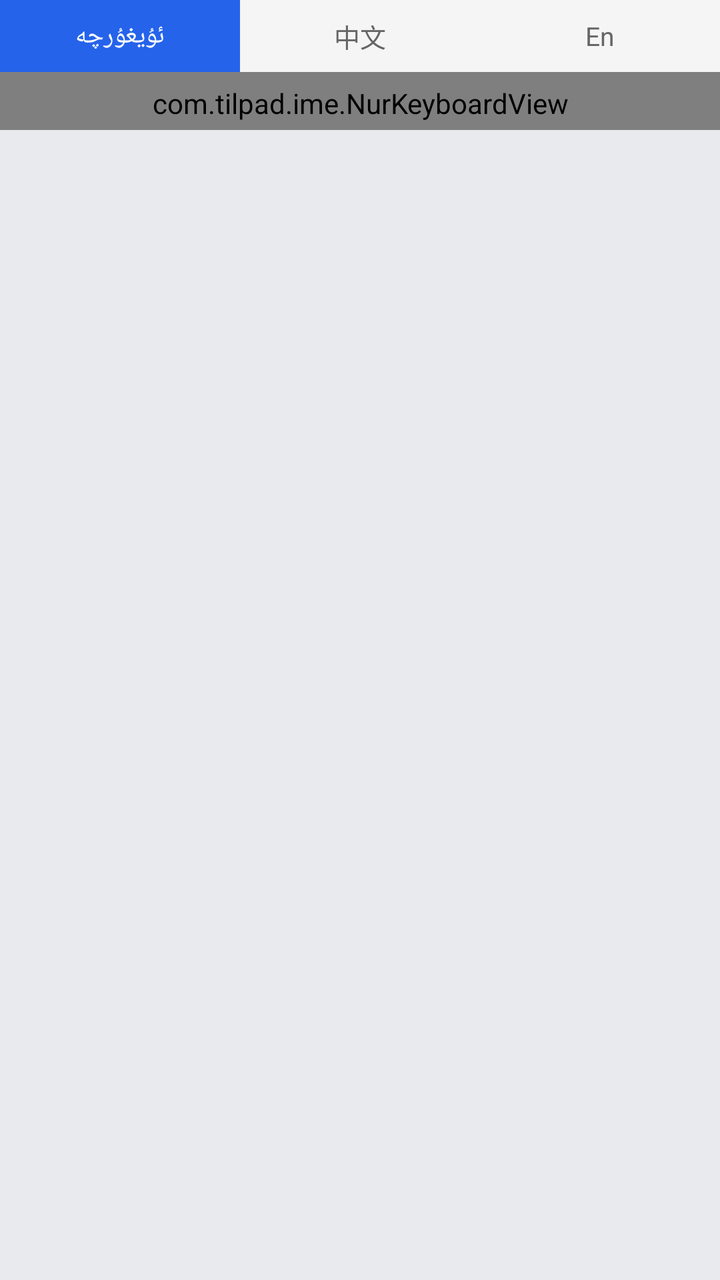
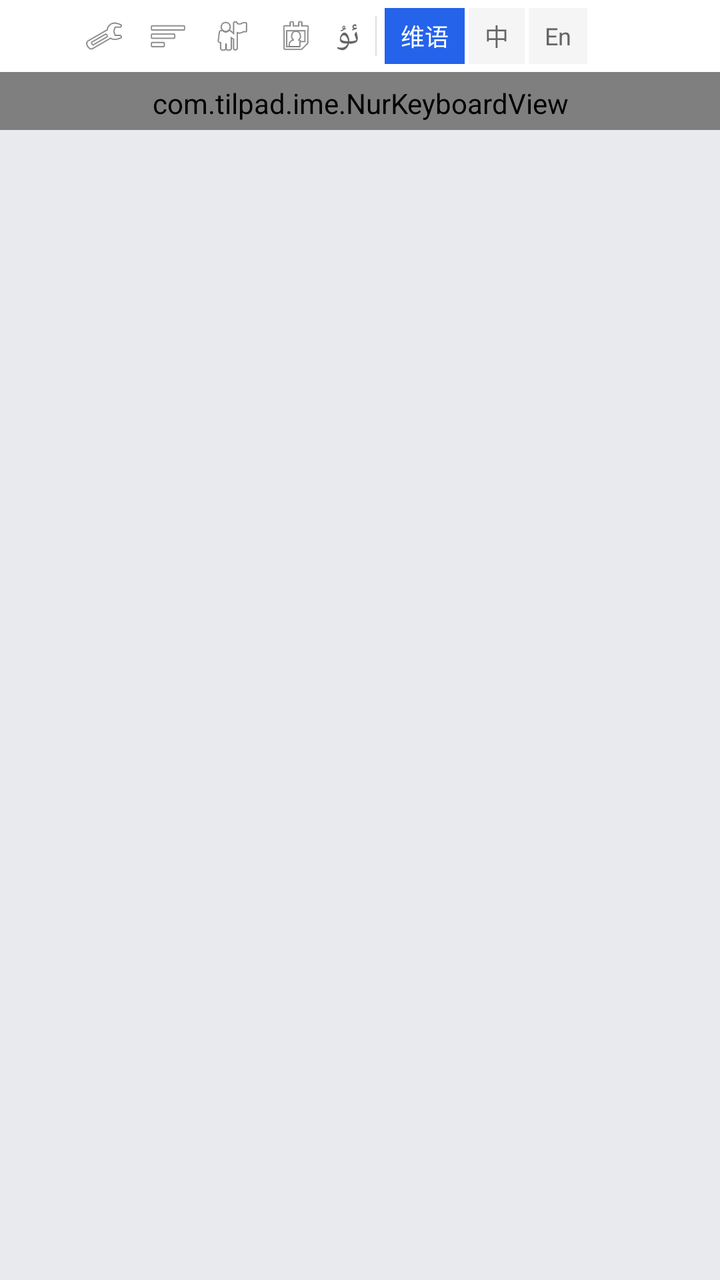

An Android layout rendered at two revisions. The XML below is the earlier revision; the diff shows what the commit changed to produce the second picture.
<!-- AndroidManifest.xml: application theme TilPadTheme -->
<!-- res/layout/input_view_container.xml -->
<?xml version="1.0" encoding="utf-8"?>
<LinearLayout xmlns:android="http://schemas.android.com/apk/res/android"
    android:layout_width="match_parent"
    android:layout_height="wrap_content"
    android:orientation="vertical"
    android:background="#E8EAED"
    android:layout_alignParentBottom="true">

    
    <LinearLayout
        android:id="@+id/language_bar"
        android:layout_width="match_parent"
        android:layout_height="36dp"
        android:orientation="horizontal"
        android:background="#FFFFFF"
        android:weightSum="3"
        android:padding="0dp">

        <TextView
            android:id="@+id/btn_lang_uyghur"
            android:layout_width="0dp"
            android:layout_height="match_parent"
            android:layout_weight="1"
            android:gravity="center"
            android:text="ئۇيغۇرچە"
            android:textColor="#FFFFFF"
            android:textSize="13sp"
            android:background="#2563EB"
            android:padding="2dp" />

        <TextView
            android:id="@+id/btn_lang_chinese"
            android:layout_width="0dp"
            android:layout_height="match_parent"
            android:layout_weight="1"
            android:gravity="center"
            android:text="中文"
            android:textColor="#666666"
            android:textSize="13sp"
            android:background="#F5F5F5"
            android:padding="2dp" />

        <TextView
            android:id="@+id/btn_lang_english"
            android:layout_width="0dp"
            android:layout_height="match_parent"
            android:layout_weight="1"
            android:gravity="center"
            android:text="En"
            android:textColor="#666666"
            android:textSize="13sp"
            android:background="#F5F5F5"
            android:padding="2dp" />

    </LinearLayout>

    
    <HorizontalScrollView
        android:id="@+id/candidate_scroll"
        android:layout_width="match_parent"
        android:layout_height="36dp"
        android:background="#FFFFFF"
        android:visibility="gone"
        android:fillViewport="true">

        <LinearLayout
            android:id="@+id/candidate_container"
            android:layout_width="wrap_content"
            android:layout_height="match_parent"
            android:orientation="horizontal"
            android:paddingStart="8dp"
            android:paddingEnd="8dp" />

    </HorizontalScrollView>

    
    <com.tilpad.ime.NurKeyboardView
        android:id="@+id/keyboard"
        android:layout_width="match_parent"
        android:layout_height="wrap_content"
        android:layout_alignParentBottom="true"
        android:background="#E8EAED"
        android:keyBackground="@drawable/key_background"
        android:keyTextColor="#FFFFFF"
        android:keyTextSize="22sp"
        android:labelTextSize="14sp"
        android:keyPreviewLayout="@layout/key_preview"
        android:keyPreviewOffset="2dp"
        android:verticalGap="5dp"
        android:horizontalGap="2dp"
        android:paddingTop="6dp"
        android:paddingBottom="4dp"
        android:paddingStart="3dp"
        android:paddingEnd="3dp"
        android:shadowRadius="0.0" />

</LinearLayout>
<!-- res/layout/key_preview.xml (included above) -->
<?xml version="1.0" encoding="utf-8"?>
<TextView xmlns:android="http://schemas.android.com/apk/res/android"
    android:layout_width="wrap_content"
    android:layout_height="wrap_content"
    android:minWidth="48dp"
    android:minHeight="48dp"
    android:gravity="center"
    android:textSize="32sp"
    android:textColor="#1A1A1A"
    android:background="@drawable/key_preview_bg"
    android:padding="6dp" />
<!-- resources referenced by this layout -->
<resources>
  <!-- drawable key_background (drawable) -->
  <?xml version="1.0" encoding="utf-8"?>
  <selector xmlns:android="http://schemas.android.com/apk/res/android">
      
      <item android:state_pressed="true">
          <shape android:shape="rectangle">
              <solid android:color="#802563EB" />
              <corners android:radius="8dp" />
          </shape>
      </item>
      
      <item android:state_checkable="true" android:state_checked="true">
          <shape android:shape="rectangle">
              <solid android:color="#802563EB" />
              <corners android:radius="8dp" />
          </shape>
      </item>
      
      <item>
          <shape android:shape="rectangle">
              <solid android:color="#A637474F" />
              <corners android:radius="8dp" />
          </shape>
      </item>
  </selector>
  <!-- drawable key_preview_bg (drawable) -->
  <?xml version="1.0" encoding="utf-8"?>
  <shape xmlns:android="http://schemas.android.com/apk/res/android"
      android:shape="rectangle">
      <solid android:color="#FFFFFF" />
      <corners android:radius="8dp" />
      <stroke android:width="1dp" android:color="#E0E0E0" />
  </shape>
  <style name="TilPadTheme" parent="Theme.MaterialComponents.Light.NoActionBar">
          <item name="android:windowNoTitle">true</item>
          <item name="android:statusBarColor">@color/telegram_blue_dark</item>
          <item name="android:windowLightStatusBar">false</item>
          <item name="colorPrimary">@color/telegram_blue</item>
          <item name="colorPrimaryDark">@color/telegram_blue_dark</item>
          <item name="colorAccent">@color/telegram_blue</item>
          <item name="android:windowBackground">@color/bg_main</item>
      </style>
  <color name="telegram_blue_dark">#0088CC</color>
  <color name="telegram_blue">#2AABEE</color>
  <color name="bg_main">#F0F2F5</color>
</resources>

<!-- the commit's change to res/layout/input_view_container.xml (unified diff, before → after) -->
@@ -8,49 +8,120 @@
 
     
     <LinearLayout
-        android:id="@+id/language_bar"
+        android:id="@+id/toolbar"
         android:layout_width="match_parent"
         android:layout_height="36dp"
         android:orientation="horizontal"
         android:background="#FFFFFF"
-        android:weightSum="3"
-        android:padding="0dp">
-
+        android:gravity="center_vertical"
+        android:paddingStart="4dp"
+        android:paddingEnd="4dp">
+
+        
+        <ImageView
+            android:id="@+id/btn_dropdown"
+            android:layout_width="32dp"
+            android:layout_height="32dp"
+            android:src="@android:drawable/arrow_down_badge"
+            android:padding="6dp"
+            android:contentDescription="菜单" />
+
+        
+        <ImageView
+            android:id="@+id/btn_settings"
+            android:layout_width="32dp"
+            android:layout_height="32dp"
+            android:src="@android:drawable/ic_menu_preferences"
+            android:padding="6dp"
+            android:contentDescription="设置" />
+
+        
+        <ImageView
+            android:id="@+id/btn_layout"
+            android:layout_width="32dp"
+            android:layout_height="32dp"
+            android:src="@android:drawable/ic_menu_sort_by_size"
+            android:padding="6dp"
+            android:contentDescription="布局" />
+
+        
+        <ImageView
+            android:id="@+id/btn_emoji"
+            android:layout_width="32dp"
+            android:layout_height="32dp"
+            android:src="@android:drawable/ic_menu_myplaces"
+            android:padding="6dp"
+            android:contentDescription="表情" />
+
+        
+        <ImageView
+            android:id="@+id/btn_avatar"
+            android:layout_width="32dp"
+            android:layout_height="32dp"
+            android:src="@android:drawable/ic_menu_my_calendar"
+            android:padding="6dp"
+            android:contentDescription="头像" />
+
+        
+        <TextView
+            android:id="@+id/btn_quick_uyghur"
+            android:layout_width="wrap_content"
+            android:layout_height="32dp"
+            android:text="ئۇ"
+            android:textSize="16sp"
+            android:gravity="center"
+            android:paddingStart="4dp"
+            android:paddingEnd="4dp"
+            android:textColor="#666666" />
+
+        
+        <View
+            android:layout_width="0.5dp"
+            android:layout_height="20dp"
+            android:background="#DDDDDD"
+            android:layout_marginStart="4dp"
+            android:layout_marginEnd="4dp" />
+
+        
         <TextView
             android:id="@+id/btn_lang_uyghur"
-            android:layout_width="0dp"
-            android:layout_height="match_parent"
-            android:layout_weight="1"
-            android:gravity="center"
-            android:text="ئۇيغۇرچە"
+            android:layout_width="wrap_content"
+            android:layout_height="28dp"
+            android:text="维语"
+            android:textSize="12sp"
+            android:gravity="center"
+            android:paddingStart="8dp"
+            android:paddingEnd="8dp"
             android:textColor="#FFFFFF"
-            android:textSize="13sp"
             android:background="#2563EB"
-            android:padding="2dp" />
-
+            android:layout_marginEnd="2dp" />
+
+        
         <TextView
             android:id="@+id/btn_lang_chinese"
-            android:layout_width="0dp"
-            android:layout_height="match_parent"
-            android:layout_weight="1"
-            android:gravity="center"
-            android:text="中文"
+            android:layout_width="wrap_content"
+            android:layout_height="28dp"
+            android:text="中"
+            android:textSize="12sp"
+            android:gravity="center"
+            android:paddingStart="8dp"
+            android:paddingEnd="8dp"
             android:textColor="#666666"
-            android:textSize="13sp"
             android:background="#F5F5F5"
-            android:padding="2dp" />
-
+            android:layout_marginEnd="2dp" />
+
+        
         <TextView
             android:id="@+id/btn_lang_english"
-            android:layout_width="0dp"
-            android:layout_height="match_parent"
-            android:layout_weight="1"
-            android:gravity="center"
+            android:layout_width="wrap_content"
+            android:layout_height="28dp"
             android:text="En"
+            android:textSize="12sp"
+            android:gravity="center"
+            android:paddingStart="8dp"
+            android:paddingEnd="8dp"
             android:textColor="#666666"
-            android:textSize="13sp"
-            android:background="#F5F5F5"
-            android:padding="2dp" />
+            android:background="#F5F5F5" />
 
     </LinearLayout>
 
@@ -72,6 +143,27 @@
             android:paddingEnd="8dp" />
 
     </HorizontalScrollView>
+
+    
+    <FrameLayout
+        android:id="@+id/panel_container"
+        android:layout_width="match_parent"
+        android:layout_height="0dp"
+        android:layout_weight="0"
+        android:background="#FFFFFF"
+        android:visibility="gone">
+
+        <GridView
+            android:id="@+id/emoji_grid"
+            android:layout_width="match_parent"
+            android:layout_height="200dp"
+            android:numColumns="8"
+            android:horizontalSpacing="4dp"
+            android:verticalSpacing="4dp"
+            android:padding="4dp"
+            android:background="#FFFFFF" />
+
+    </FrameLayout>
 
     
     <com.tilpad.ime.NurKeyboardView
